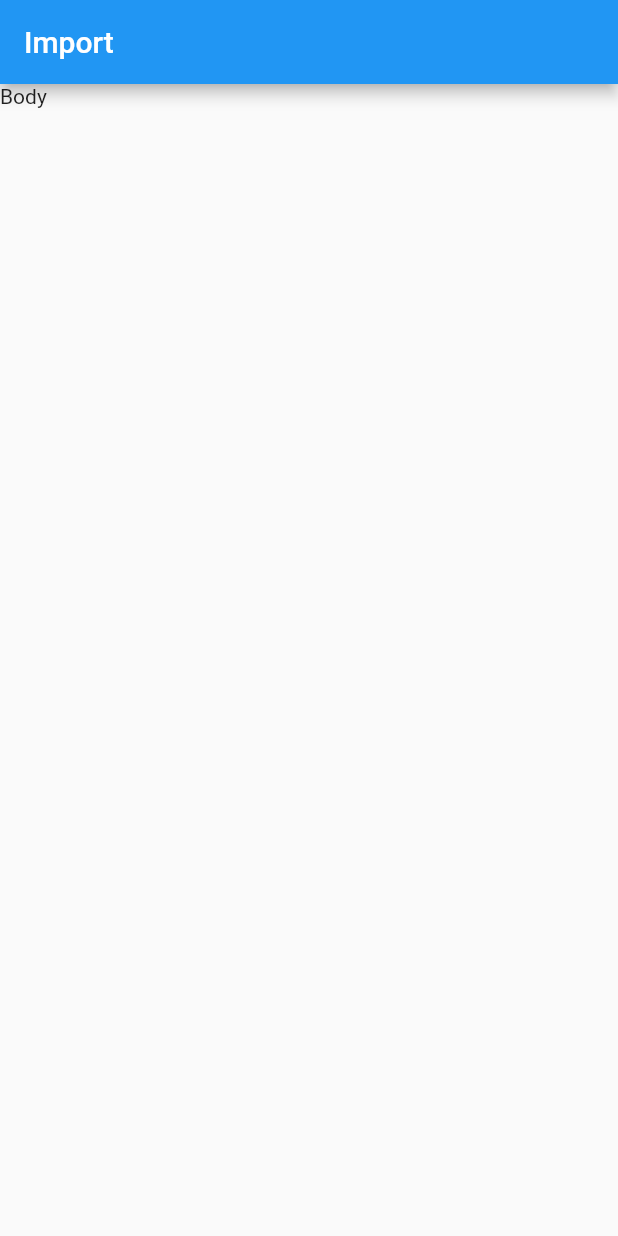
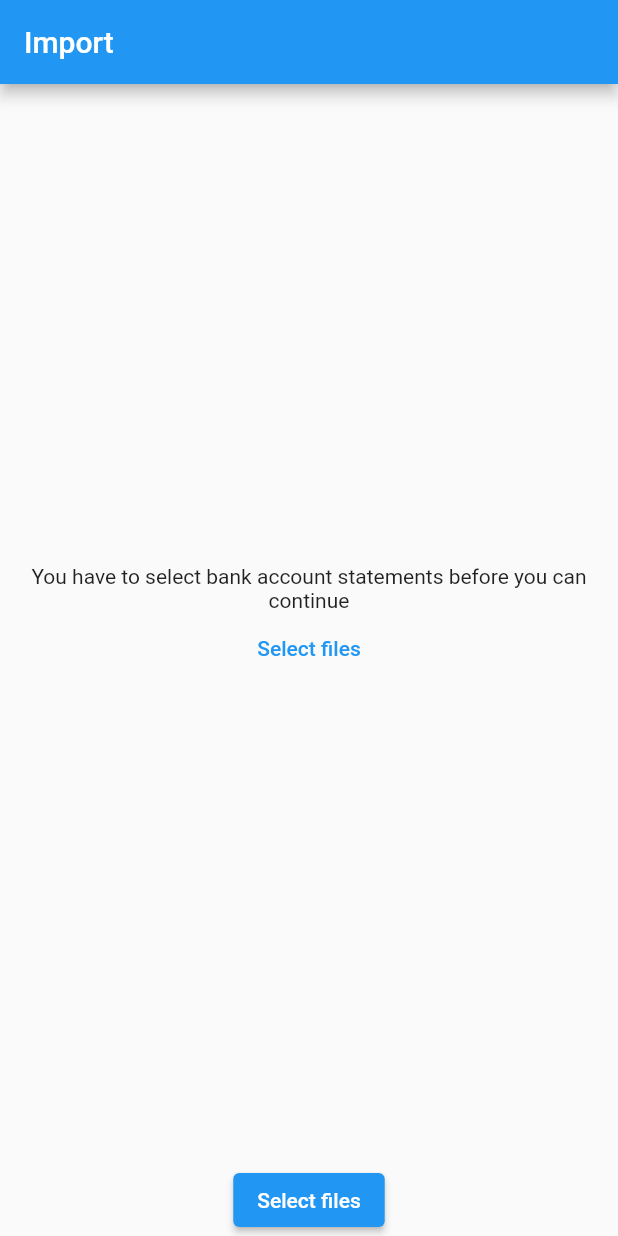
Before and after one commit to simonhauck/BudgetTurtle, a Flutter app: the ImportBankStatementsScreen screen opened by its route, on a phone screen of 412 x 824 dp. Run offline on Flutter 3.47's test engine with Material 2 defaults, Android fonts, the phone set to English and light mode, and no system bars; our stand-ins replace file_picker, go_router.

Commit message:
#9 file selector library, implement first draft file picking workflow

```diff
--- /dev/null
+++ b/app/lib/import_bank_statements/layout_constants.dart
@@ -0,0 +1,3 @@
+class LayoutConstants {
+  static const paddingMedium = 8.0;
+}
--- a/app/lib/import_bank_statements/view/import_bank_statements_screen.dart
+++ b/app/lib/import_bank_statements/view/import_bank_statements_screen.dart
@@ -1,15 +1,79 @@
+import 'package:budget_turtle/import_bank_statements/view/selected_files_list.dart';
+import 'package:file_picker/file_picker.dart';
 import 'package:flutter/material.dart';
 
-class ImportBankStatementsScreen extends StatelessWidget {
+class ImportBankStatementsScreen extends StatefulWidget {
   const ImportBankStatementsScreen({Key? key}) : super(key: key);
+
+  @override
+  State<ImportBankStatementsScreen> createState() =>
+      _ImportBankStatementsScreenState();
+}
+
+class _ImportBankStatementsScreenState
+    extends State<ImportBankStatementsScreen> {
+  List<PlatformFile> selectedFiles = [];
 
   @override
   Widget build(BuildContext context) {
     return Scaffold(
       appBar: AppBar(title: const Text("Import")),
       body: Column(
-        children: const [Text("Body")],
+        children: [_body(), _actionButtons()],
       ),
     );
   }
+
+  Widget _body() {
+    // TODO move this to select files
+    if (selectedFiles.isEmpty) {
+      return Expanded(
+        child: Container(
+          alignment: Alignment.center,
+          child: Column(
+            mainAxisAlignment: MainAxisAlignment.center,
+            children: [
+              Text(
+                "You have to select bank account statements before you can continue",
+                textAlign: TextAlign.center,
+                style: Theme.of(context).textTheme.bodyMedium,
+              ),
+              TextButton(
+                onPressed: () => _selectFiles(),
+                child: const Text("Select files"),
+              ),
+            ],
+          ),
+        ),
+      );
+    }
+    return Expanded(
+        child: SelectedFilesList(
+      files: selectedFiles,
+      onSelectFiles: () => _selectFiles(),
+    ));
+  }
+
+  Widget _actionButtons() {
+    return Column(
+      children: [
+        ElevatedButton(
+            onPressed: () => _selectFiles(), child: const Text("Select files"))
+      ],
+    );
+  }
+
+  Future<void> _selectFiles() async {
+    FilePickerResult? result = await FilePicker.platform.pickFiles(
+        dialogTitle: "Select bank statements",
+        allowedExtensions: ["csv"],
+        type: FileType.custom,
+        allowMultiple: true);
+
+    if (result == null) return;
+
+    setState(() {
+      selectedFiles.addAll(result.files);
+    });
+  }
 }
--- a/app/pubspec.yaml
+++ b/app/pubspec.yaml
@@ -16,6 +16,7 @@ dependencies:
   cupertino_icons: ^1.0.2
   provider: ^6.0.5
   go_router: ^6.0.9
+  file_picker: ^5.2.5
 
 dev_dependencies:
   flutter_test:
```
Also changed, not shown: app/lib/import_bank_statements/view/selected_files_list.dart (added, +50 -0 lines), app/pubspec.lock.
